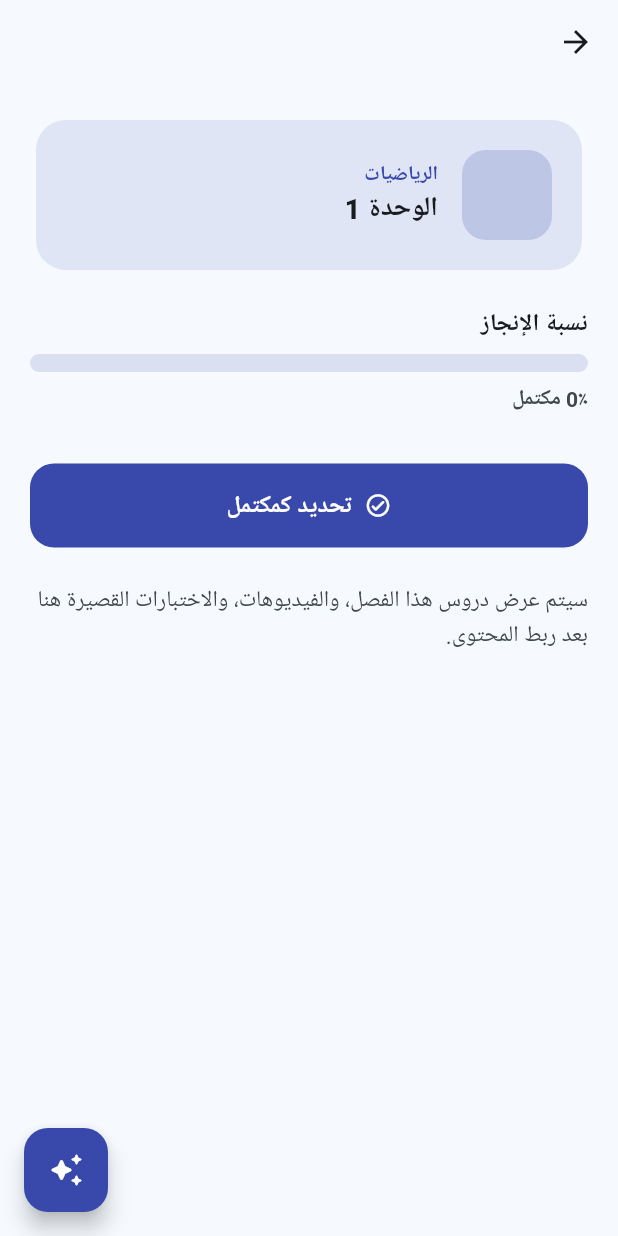
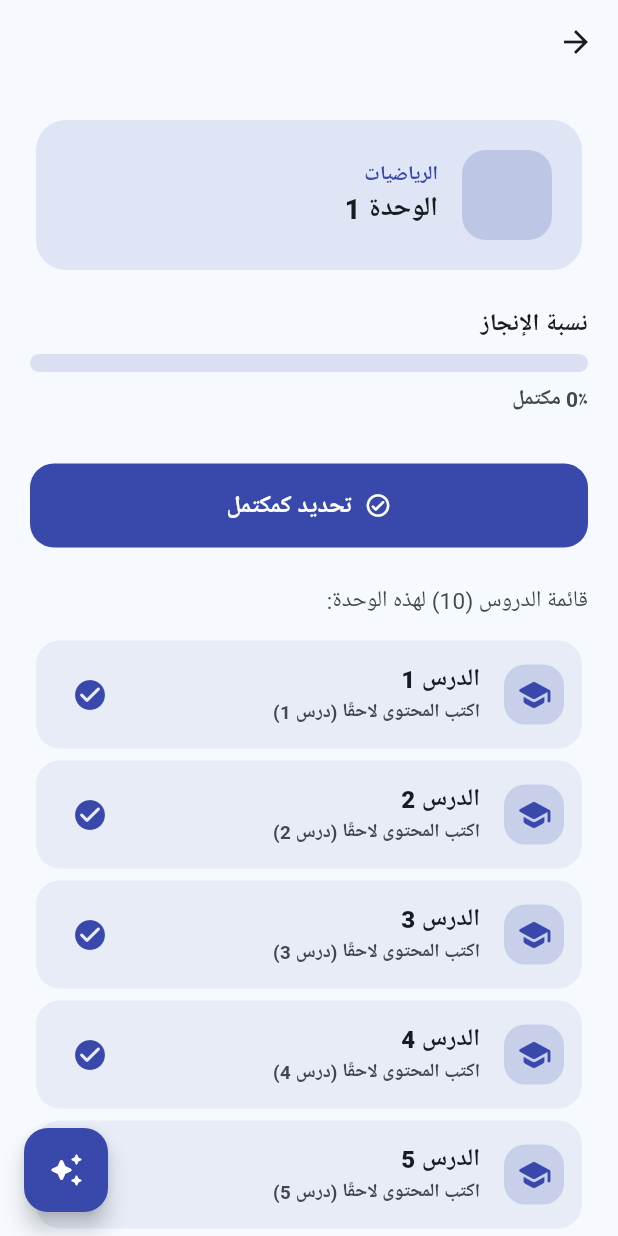
Before and after one commit to saaaqqw/smartschool, a Flutter app: the UnitDetailScreen screen opened directly with sample values from the repository, on a phone screen of 412 x 824 dp. Run offline on Flutter 3.47's test engine with Material 3 defaults, Android fonts, the phone set to English and light mode, and no system bars; our stand-ins replace cached_network_image, cloud_firestore, firebase_auth, firebase_core, firebase_storage, google_fonts and 4 more; accounts and stored records are empty; Roboto replaces fonts that are missing (Tajawal).

Commit message:
مشروع التخرج ماصل لي النقاط التاليه الصفحه الرئسيه جاهز صفحه الخطه جاهز الدروس قيد العمل منواريكم بي الجديد بي الجروب

```diff
--- /dev/null
+++ b/devtools_options.yaml
@@ -0,0 +1,3 @@
+description: This file stores settings for Dart & Flutter DevTools.
+documentation: https://docs.flutter.dev/tools/devtools/extensions#configure-extension-enablement-states
+extensions:
--- a/lib/main.dart
+++ b/lib/main.dart
@@ -7,8 +7,10 @@ import 'firebase_options.dart';
 import 'locale_notifier.dart';
 import 'l10n/app_localizations.dart';
 import 'screens/welcome_screen.dart';
+import 'screens/main_navigation_screen.dart';
 import 'theme_notifier.dart';
 import 'user_profile_store.dart';
+import 'package:firebase_auth/firebase_auth.dart';
 
 Future<void> main() async {
   WidgetsFlutterBinding.ensureInitialized();
@@ -71,7 +73,9 @@ class SmartSchoolApp extends StatelessWidget {
               themeMode: mode,
               theme: _themedBase(Brightness.light, locale),
               darkTheme: _themedBase(Brightness.dark, locale),
-              home: const WelcomeScreen(),
+              home: (FirebaseAuth.instance.currentUser != null)
+                  ? const MainNavigationScreen()
+                  : const WelcomeScreen(),
             );
           },
         );
--- a/lib/screens/unit_detail_screen.dart
+++ b/lib/screens/unit_detail_screen.dart
@@ -23,8 +23,7 @@ class UnitDetailScreen extends StatefulWidget {
     required int unitIndex,
   }) {
     return PageRouteBuilder<void>(
-      pageBuilder: (context, animation, secondaryAnimation) =>
-          UnitDetailScreen(
+      pageBuilder: (context, animation, secondaryAnimation) => UnitDetailScreen(
         subject: subject,
         unit: unit,
         unitIndex: unitIndex,
@@ -206,13 +205,117 @@ class _UnitDetailScreenState extends State<UnitDetailScreen> {
           ),
           const SizedBox(height: 24),
           Text(
-            'سيتم عرض دروس هذا الفصل، والفيديوهات، والاختبارات القصيرة هنا بعد ربط المحتوى.',
+            'قائمة الدروس (10) لهذه الوحدة:',
             style: GoogleFonts.tajawal(
               fontSize: 15,
-              height: 1.5,
               color: scheme.onSurfaceVariant,
             ),
           ),
+          const SizedBox(height: 12),
+          ...List<Widget>.generate(10, (i) {
+            final lessonNumber = i + 1;
+            return Card(
+              elevation: 0,
+              color: widget.subject.color.withValues(alpha: 0.08),
+              shape: RoundedRectangleBorder(
+                borderRadius: BorderRadius.circular(16),
+              ),
+              child: ListTile(
+                contentPadding: const EdgeInsets.symmetric(horizontal: 12),
+                leading: Container(
+                  width: 40,
+                  height: 40,
+                  decoration: BoxDecoration(
+                    color: widget.subject.color.withValues(alpha: 0.18),
+                    borderRadius: BorderRadius.circular(14),
+                  ),
+                  child: Icon(
+                    Icons.school_rounded,
+                    color: widget.subject.color,
+                  ),
+                ),
+                title: Text(
+                  'الدرس $lessonNumber',
+                  style: GoogleFonts.tajawal(
+                    fontSize: 16,
+                    fontWeight: FontWeight.w800,
+                    color: scheme.onSurface,
+                  ),
+                ),
+                subtitle: Text(
+                  'اكتب المحتوى لاحقًا (درس $lessonNumber)',
+                  style: GoogleFonts.tajawal(
+                    fontSize: 12.5,
+                    fontWeight: FontWeight.w600,
+                    color: scheme.onSurfaceVariant,
+                  ),
+                ),
+                trailing: Column(
+                  mainAxisSize: MainAxisSize.min,
+                  children: [
+                    IconButton(
+                      tooltip: 'تحديد كمكتمل للدرس',
+                      icon: const Icon(Icons.check_circle_rounded),
+                      color: widget.subject.color,
+                      onPressed: _isUpdating
+                          ? null
+                          : () async {
+                              // حالياً نستخدم نفس Progress للوحدة (لا يوجد درس/lesson progress في Firestore).
+                              final uid = userProfileNotifier.value.uid;
+                              if (uid.isEmpty) return;
+
+                              setState(() => _isUpdating = true);
+                              try {
+                                await _firebaseService.updateUnitProgress(
+                                  uid,
+                                  widget.subject.title,
+                                  widget.unit.title,
+                                  1.0,
+                                );
+
+                                if (!mounted) return;
+                                ScaffoldMessenger.of(context).showSnackBar(
+                                  SnackBar(
+                                    content: Text(
+                                      'تم تحديد الدرس $lessonNumber كمكتمل (تجريبي)!',
+                                      style: GoogleFonts.tajawal(),
+                                    ),
+                                    behavior: SnackBarBehavior.floating,
+                                  ),
+                                );
+                              } catch (e) {
+                                if (!mounted) return;
+                                ScaffoldMessenger.of(context).showSnackBar(
+                                  SnackBar(
+                                    content: Text(
+                                      'حدث خطأ: $e',
+                                      style: GoogleFonts.tajawal(),
+                                    ),
+                                    behavior: SnackBarBehavior.floating,
+                                  ),
+                                );
+                              } finally {
+                                if (mounted)
+                                  setState(() => _isUpdating = false);
+                              }
+                            },
+                    ),
+                  ],
+                ),
+                onTap: () {
+                  ScaffoldMessenger.of(context).showSnackBar(
+                    SnackBar(
+                      content: Text(
+                        'تم اختيار الدرس $lessonNumber',
+                        style: GoogleFonts.tajawal(),
+                      ),
+                      behavior: SnackBarBehavior.floating,
+                    ),
+                  );
+                },
+              ),
+            );
+          }),
         ],
       ),
       floatingActionButton: FloatingActionButton(
--- a/pubspec.yaml
+++ b/pubspec.yaml
@@ -21,6 +21,7 @@ dependencies:
   image_picker: ^1.1.2
   cached_network_image: ^3.3.1
   google_generative_ai: ^0.4.7
+  youtube_player_flutter: ^9.1.3
 
 
 
```
Also changed, not shown: lib/widgets/youtube_lesson_player.dart (added, +91 -0 lines), pubspec.lock, 5 other files.
